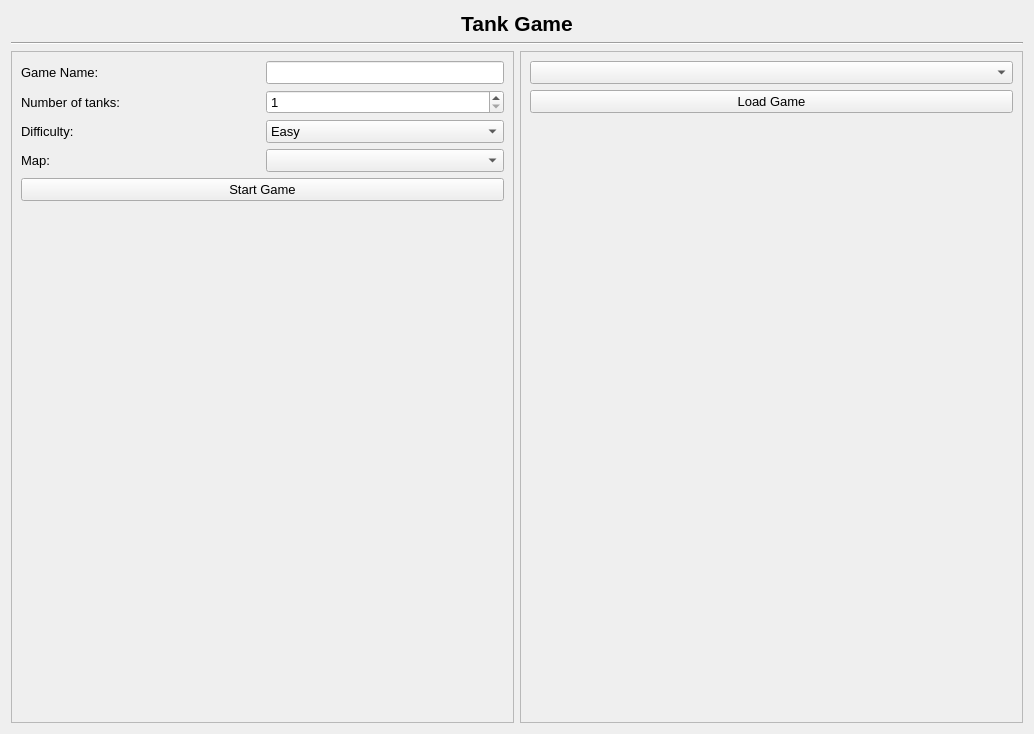
Above: ui/welcome_screen.ui from kpdudek/TankGame before the change. Below: the same form after it.
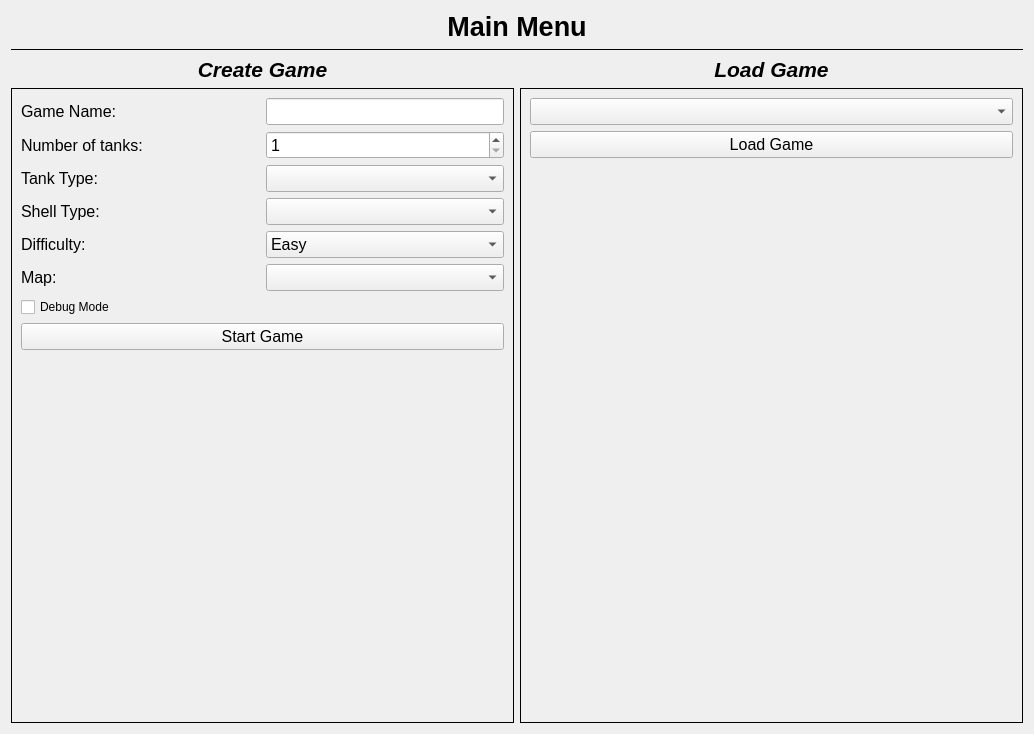
That is the form after the change.

Diff of the .ui file:
```diff
--- a/ui/welcome_screen.ui
+++ b/ui/welcome_screen.ui
@@ -14,70 +14,59 @@
    <string>Form</string>
   </property>
   <layout class="QGridLayout" name="gridLayout">
-   <item row="0" column="0" colspan="2">
-    <widget class="QLabel" name="label">
-     <property name="maximumSize">
-      <size>
-       <width>16777215</width>
-       <height>50</height>
-      </size>
-     </property>
-     <property name="font">
-      <font>
-       <pointsize>16</pointsize>
-       <weight>75</weight>
-       <bold>true</bold>
-      </font>
-     </property>
-     <property name="text">
-      <string>Tank Game</string>
-     </property>
-     <property name="alignment">
-      <set>Qt::AlignCenter</set>
-     </property>
-    </widget>
-   </item>
-   <item row="2" column="0">
+   <item row="3" column="0">
     <widget class="QFrame" name="frame">
      <property name="frameShape">
-      <enum>QFrame::StyledPanel</enum>
+      <enum>QFrame::Box</enum>
      </property>
      <property name="frameShadow">
-      <enum>QFrame::Raised</enum>
+      <enum>QFrame::Plain</enum>
+     </property>
+     <property name="lineWidth">
+      <number>1</number>
+     </property>
+     <property name="midLineWidth">
+      <number>0</number>
      </property>
      <layout class="QGridLayout" name="gridLayout_2">
-      <item row="3" column="1">
-       <widget class="QComboBox" name="difficulty_combobox">
+      <item row="3" column="0">
+       <widget class="QLabel" name="label_6">
         <property name="font">
          <font>
-          <pointsize>10</pointsize>
+          <pointsize>12</pointsize>
          </font>
         </property>
-        <property name="currentText">
-         <string>Easy</string>
+        <property name="text">
+         <string>Tank Type:</string>
         </property>
-        <item>
-         <property name="text">
-          <string>Easy</string>
-         </property>
-        </item>
-        <item>
-         <property name="text">
-          <string>Medium</string>
-         </property>
-        </item>
-        <item>
-         <property name="text">
-          <string>Hard</string>
-         </property>
-        </item>
+       </widget>
+      </item>
+      <item row="4" column="1">
+       <widget class="QComboBox" name="shell_type_combobox">
+        <property name="font">
+         <font>
+          <pointsize>12</pointsize>
+         </font>
+        </property>
        </widget>
       </item>
       <item row="1" column="0">
+       <widget class="QLabel" name="label_5">
+        <property name="font">
+         <font>
+          <pointsize>12</pointsize>
+         </font>
+        </property>
+        <property name="text">
+         <string>Game Name:</string>
+        </property>
+       </widget>
+      </item>
+      <item row="2" column="0">
        <widget class="QLabel" name="label_2">
         <property name="font">
          <font>
-          <pointsize>10</pointsize>
+          <pointsize>12</pointsize>
          </font>
         </property>
         <property name="text">
@@ -85,23 +74,45 @@
         </property>
        </widget>
       </item>
-      <item row="5" column="0" colspan="2">
-       <widget class="QPushButton" name="start_game_button">
+      <item row="9" column="0" colspan="2">
+       <spacer name="verticalSpacer">
+        <property name="orientation">
+         <enum>Qt::Vertical</enum>
+        </property>
+        <property name="sizeHint" stdset="0">
+         <size>
+          <width>20</width>
+          <height>40</height>
+         </size>
+        </property>
+       </spacer>
+      </item>
+      <item row="6" column="1">
+       <widget class="QComboBox" name="map_files_combobox">
         <property name="font">
          <font>
-          <pointsize>10</pointsize>
+          <pointsize>12</pointsize>
+         </font>
+        </property>
+       </widget>
+      </item>
+      <item row="6" column="0">
+       <widget class="QLabel" name="label_4">
+        <property name="font">
+         <font>
+          <pointsize>12</pointsize>
          </font>
         </property>
         <property name="text">
-         <string>Start Game</string>
+         <string>Map:</string>
         </property>
        </widget>
       </item>
-      <item row="1" column="1">
+      <item row="2" column="1">
        <widget class="QSpinBox" name="number_of_tanks_spinbox">
         <property name="font">
          <font>
-          <pointsize>10</pointsize>
+          <pointsize>12</pointsize>
          </font>
         </property>
         <property name="minimum">
@@ -112,11 +123,11 @@
         </property>
        </widget>
       </item>
-      <item row="3" column="0">
+      <item row="5" column="0">
        <widget class="QLabel" name="label_3">
         <property name="font">
          <font>
-          <pointsize>10</pointsize>
+          <pointsize>12</pointsize>
          </font>
         </property>
         <property name="text">
@@ -124,53 +135,34 @@
         </property>
        </widget>
       </item>
-      <item row="6" column="0" colspan="2">
-       <spacer name="verticalSpacer">
-        <property name="orientation">
-         <enum>Qt::Vertical</enum>
-        </property>
-        <property name="sizeHint" stdset="0">
-         <size>
-          <width>20</width>
-          <height>40</height>
-         </size>
-        </property>
-       </spacer>
-      </item>
-      <item row="4" column="0">
-       <widget class="QLabel" name="label_4">
+      <item row="5" column="1">
+       <widget class="QComboBox" name="difficulty_combobox">
         <property name="font">
          <font>
-          <pointsize>10</pointsize>
+          <pointsize>12</pointsize>
          </font>
         </property>
-        <property name="text">
-         <string>Map:</string>
+        <property name="currentText">
+         <string>Easy</string>
         </property>
+        <item>
+         <property name="text">
+          <string>Easy</string>
+         </property>
+        </item>
+        <item>
+         <property name="text">
+          <string>Medium</string>
+         </property>
+        </item>
+        <item>
+         <property name="text">
+          <string>Hard</string>
+         </property>
+        </item>
        </widget>
       </item>
-      <item row="4" column="1">
-       <widget class="QComboBox" name="map_files_combobox">
-        <property name="font">
-         <font>
-          <pointsize>10</pointsize>
-         </font>
-        </property>
-       </widget>
-      </item>
-      <item row="0" column="0">
-       <widget class="QLabel" name="label_5">
-        <property name="font">
-         <font>
-          <pointsize>10</pointsize>
-         </font>
-        </property>
-        <property name="text">
-         <string>Game Name:</string>
-        </property>
-       </widget>
-      </item>
-      <item row="0" column="1">
+      <item row="1" column="1">
        <widget class="QLineEdit" name="lineEdit">
         <property name="sizePolicy">
          <sizepolicy hsizetype="Minimum" vsizetype="Fixed">
@@ -180,28 +172,107 @@
         </property>
         <property name="font">
          <font>
-          <pointsize>10</pointsize>
+          <pointsize>12</pointsize>
          </font>
         </property>
        </widget>
       </item>
+      <item row="8" column="0" colspan="2">
+       <widget class="QPushButton" name="start_game_button">
+        <property name="font">
+         <font>
+          <pointsize>12</pointsize>
+         </font>
+        </property>
+        <property name="text">
+         <string>Start Game</string>
+        </property>
+       </widget>
+      </item>
+      <item row="3" column="1">
+       <widget class="QComboBox" name="tank_type_combobox">
+        <property name="font">
+         <font>
+          <pointsize>12</pointsize>
+         </font>
+        </property>
+       </widget>
+      </item>
+      <item row="4" column="0">
+       <widget class="QLabel" name="label_7">
+        <property name="font">
+         <font>
+          <pointsize>12</pointsize>
+         </font>
+        </property>
+        <property name="text">
+         <string>Shell Type:</string>
+        </property>
+       </widget>
+      </item>
+      <item row="7" column="0" colspan="2">
+       <widget class="QCheckBox" name="debug_mode_checkbox">
+        <property name="text">
+         <string>Debug Mode</string>
+        </property>
+       </widget>
+      </item>
      </layout>
     </widget>
    </item>
-   <item row="2" column="1">
+   <item row="1" column="0" colspan="2">
+    <widget class="Line" name="main_menu_divider">
+     <property name="frameShadow">
+      <enum>QFrame::Plain</enum>
+     </property>
+     <property name="orientation">
+      <enum>Qt::Horizontal</enum>
+     </property>
+    </widget>
+   </item>
+   <item row="0" column="0" colspan="2">
+    <widget class="QLabel" name="label">
+     <property name="maximumSize">
+      <size>
+       <width>16777215</width>
+       <height>50</height>
+      </size>
+     </property>
+     <property name="font">
+      <font>
+       <pointsize>20</pointsize>
+       <weight>75</weight>
+       <bold>true</bold>
+      </font>
+     </property>
+     <property name="text">
+      <string>Main Menu</string>
+     </property>
+     <property name="alignment">
+      <set>Qt::AlignCenter</set>
+     </property>
+    </widget>
+   </item>
+   <item row="3" column="1">
     <widget class="QFrame" name="frame_2">
      <property name="frameShape">
-      <enum>QFrame::StyledPanel</enum>
+      <enum>QFrame::Box</enum>
      </property>
      <property name="frameShadow">
-      <enum>QFrame::Raised</enum>
+      <enum>QFrame::Plain</enum>
+     </property>
+     <property name="lineWidth">
+      <number>1</number>
+     </property>
+     <property name="midLineWidth">
+      <number>0</number>
      </property>
      <layout class="QGridLayout" name="gridLayout_3">
-      <item row="1" column="0">
+      <item row="2" column="0">
        <widget class="QPushButton" name="pushButton">
         <property name="font">
          <font>
-          <pointsize>10</pointsize>
+          <pointsize>12</pointsize>
          </font>
         </property>
         <property name="text">
@@ -209,16 +280,16 @@
         </property>
        </widget>
       </item>
-      <item row="0" column="0">
+      <item row="1" column="0">
        <widget class="QComboBox" name="save_files_combobox">
         <property name="font">
          <font>
-          <pointsize>10</pointsize>
+          <pointsize>12</pointsize>
          </font>
         </property>
        </widget>
       </item>
-      <item row="2" column="0">
+      <item row="3" column="0">
        <spacer name="verticalSpacer_2">
         <property name="orientation">
          <enum>Qt::Vertical</enum>
@@ -234,10 +305,41 @@
      </layout>
     </widget>
    </item>
-   <item row="1" column="0" colspan="2">
-    <widget class="Line" name="line">
-     <property name="orientation">
-      <enum>Qt::Horizontal</enum>
+   <item row="2" column="0">
+    <widget class="QLabel" name="label_8">
+     <property name="font">
+      <font>
+       <pointsize>16</pointsize>
+       <weight>75</weight>
+       <italic>true</italic>
+       <bold>true</bold>
+       <underline>false</underline>
+      </font>
+     </property>
+     <property name="text">
+      <string>Create Game</string>
+     </property>
+     <property name="alignment">
+      <set>Qt::AlignCenter</set>
+     </property>
+    </widget>
+   </item>
+   <item row="2" column="1">
+    <widget class="QLabel" name="label_9">
+     <property name="font">
+      <font>
+       <pointsize>16</pointsize>
+       <weight>75</weight>
+       <italic>true</italic>
+       <bold>true</bold>
+       <underline>false</underline>
+      </font>
+     </property>
+     <property name="text">
+      <string>Load Game</string>
+     </property>
+     <property name="alignment">
+      <set>Qt::AlignCenter</set>
      </property>
     </widget>
    </item>
```
